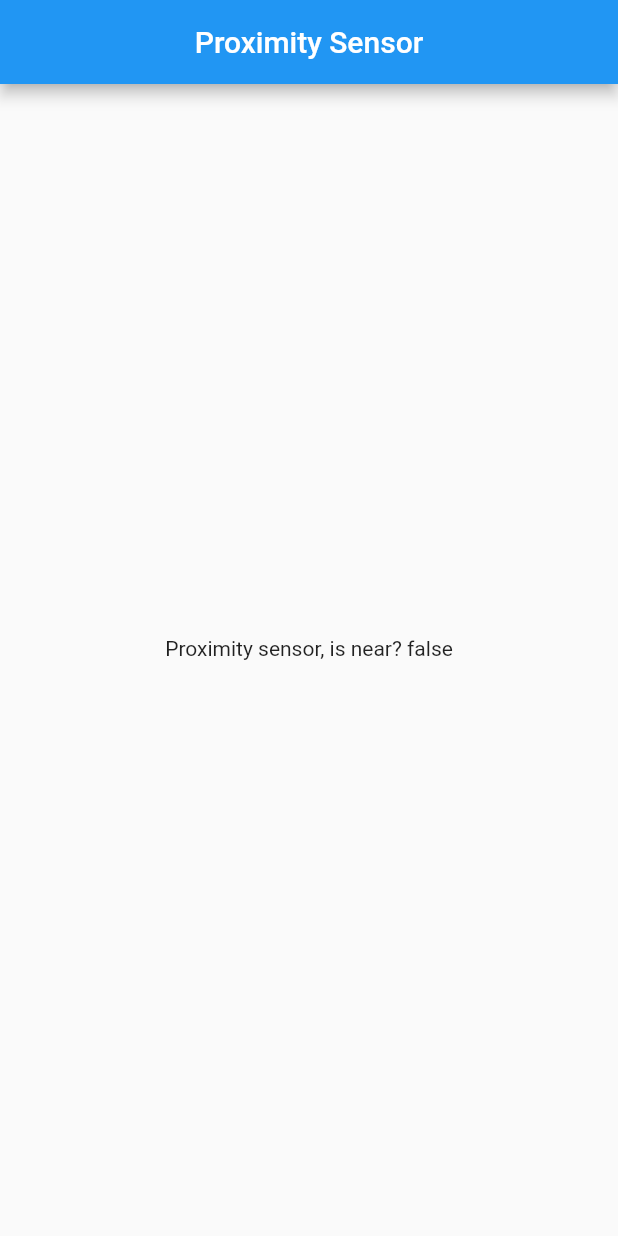
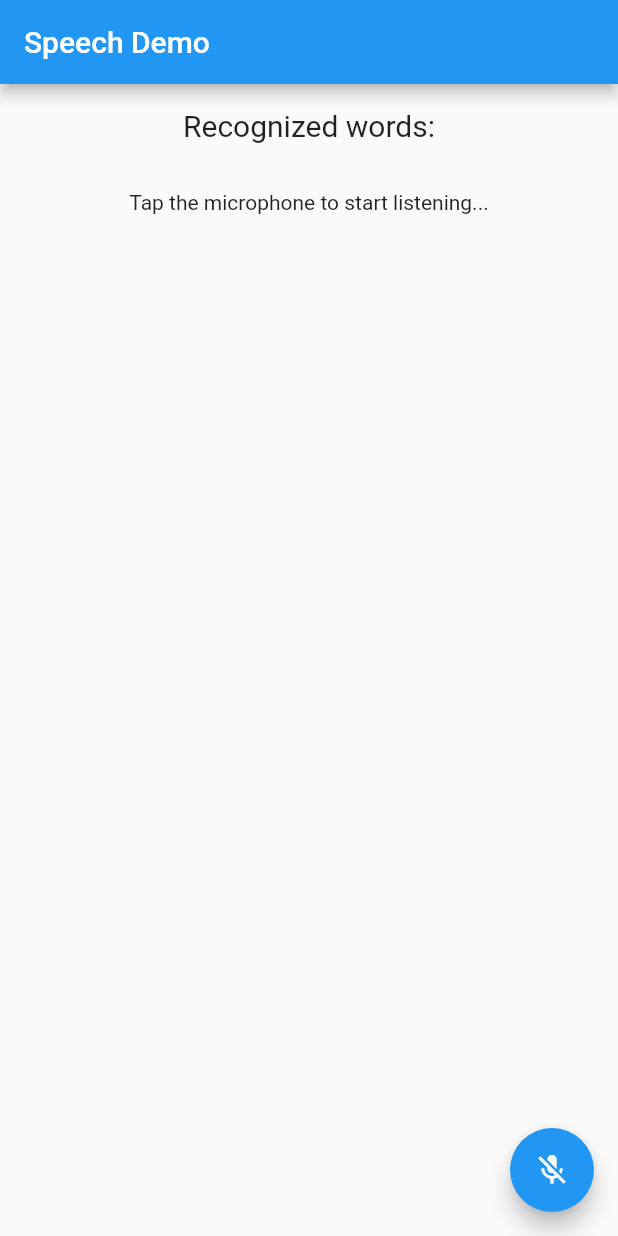
Before and after one commit to marceyuli/Tugui, a Flutter app: the screen it shows after launch, on a phone screen of 412 x 824 dp. Run offline on Flutter 3.47's test engine with Material 2 defaults, Android fonts, the phone set to English and light mode, and no system bars; our stand-ins replace speech_to_text; missing offline and left inert: proximity_sensor.

Commit message:
Proximity sensor finished and speech to text working

```diff
--- a/lib/main.dart
+++ b/lib/main.dart
@@ -16,9 +16,9 @@
       theme: ThemeData(
         primarySwatch: Colors.blue,
       ),
-      home: const ProximitySensorTest(),
+      home: const SpeechToTextTest(),
       routes: {
-        'speechToText': (BuildContext context) => const SpeechToText(),
+        'speechToText': (BuildContext context) => const SpeechToTextTest(),
         'textToSpeech': (BuildContext context) => const TextToSpeech(),
         'proximitySensor': (BuildContext context) => const ProximitySensorTest()
       },
--- a/lib/pages/pages.dart
+++ b/lib/pages/pages.dart
@@ -1,3 +1,3 @@
 export 'package:tuguiapp/pages/proximity_sensor_test.dart';
-export 'package:tuguiapp/pages/speech_to_text.dart';
+export 'package:tuguiapp/pages/speech_to_text_test.dart';
 export 'package:tuguiapp/pages/text_to_speech.dart';
--- /dev/null
+++ b/lib/pages/speech_to_text_test.dart
@@ -0,0 +1,105 @@
+import 'package:flutter/material.dart';
+import 'package:speech_to_text/speech_recognition_result.dart';
+import 'package:speech_to_text/speech_to_text.dart';
+import 'dart:async';
+
+class SpeechToTextTest extends StatefulWidget {
+  const SpeechToTextTest({super.key});
+
+  @override
+  State<SpeechToTextTest> createState() => _SpeechToTextStateTest();
+}
+
+class _SpeechToTextStateTest extends State<SpeechToTextTest> {
+  SpeechToText _speechToText = SpeechToText();
+  bool _speechEnabled = false;
+  String _lastWords = '';
+
+  @override
+  void initState() {
+    super.initState();
+    _initSpeech();
+  }
+
+  /// This has to happen only once per app
+  void _initSpeech() async {
+    _speechEnabled = await _speechToText.initialize();
+    setState(() {});
+  }
+
+  /// Each time to start a speech recognition session
+  void _startListening() async {
+    await _speechToText.listen(onResult: _onSpeechResult);
+    setState(() {});
+  }
+
+  /// Manually stop the active speech recognition session
+  /// Note that there are also timeouts that each platform enforces
+  /// and the SpeechToText plugin supports setting timeouts on the
+  /// listen method.
+  void _stopListening() async {
+    await _speechToText.stop();
+    setState(() {});
+  }
+
+  /// This is the callback that the SpeechToText plugin calls when
+  /// the platform returns recognized words.
+  void _onSpeechResult(SpeechRecognitionResult result) {
+    setState(() {
+      _lastWords = result.recognizedWords;
+    });
+  }
+
+  @override
+  Widget build(BuildContext context) {
+    return Scaffold(
+      appBar: AppBar(
+        title: Text('Speech Demo'),
+      ),
+      body: Center(
+        child: Column(
+          mainAxisAlignment: MainAxisAlignment.center,
+          children: <Widget>[
+            Container(
+              padding: EdgeInsets.all(16),
+              child: Text(
+                'Recognized words:',
+                style: TextStyle(fontSize: 20.0),
+              ),
+            ),
+            Expanded(
+              child: Container(
+                padding: EdgeInsets.all(16),
+                child: Text(
+                  // If listening is active show the recognized words
+                  _speechToText.isListening
+                      ? '$_lastWords'
+                      // If listening isn't active but could be tell the user
+                      // how to start it, otherwise indicate that speech
+                      // recognition is not yet ready or not supported on
+                      // the target device
+                      : _speechEnabled
+                          ? 'Tap the microphone to start listening...'
+                          : 'Speech not available',
+                ),
+              ),
+            ),
+            Expanded(
+                child: Container(
+              child: Text(
+                '$_lastWords',
+              ),
+            ))
+          ],
+        ),
+      ),
+      floatingActionButton: FloatingActionButton(
+        onPressed:
+            // If not yet listening for speech start, otherwise stop
+            _speechToText.isNotListening ? _startListening : _stopListening,
+        tooltip: 'Listen',
+        child: Icon(_speechToText.isNotListening ? Icons.mic_off : Icons.mic),
+      ),
+    );
+  }
+}
--- a/pubspec.yaml
+++ b/pubspec.yaml
@@ -36,6 +36,7 @@
   # Use with the CupertinoIcons class for iOS style icons.
   cupertino_icons: ^1.0.2
   proximity_sensor: ^1.0.4
+  speech_to_text: ^6.1.1
 
 dev_dependencies:
   flutter_test:
```
Also changed, not shown: lib/pages/speech_to_text.dart (deleted, +0 -47 lines), pubspec.lock, 3 other files.
